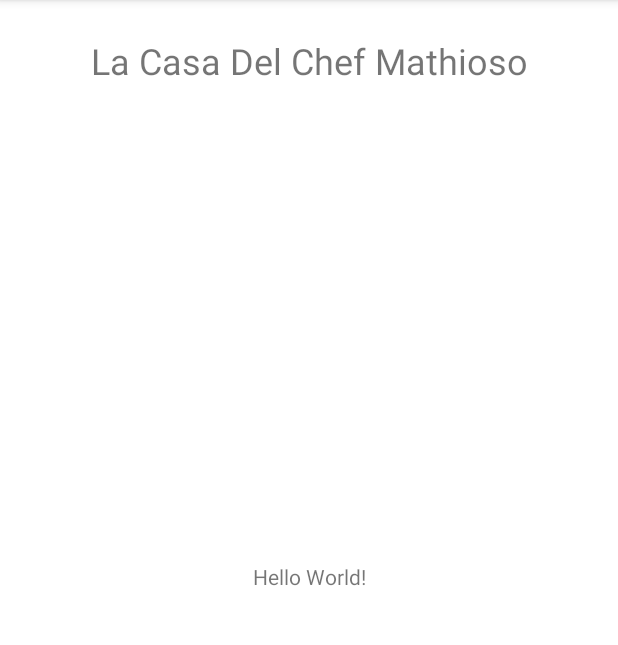
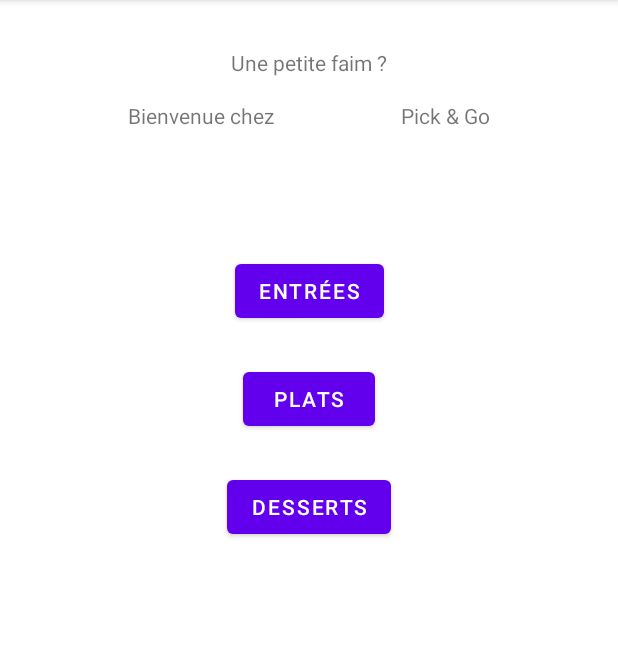
Before and after one commit to MathiasBoillot/AndroidERestaurant, an Android app: the screen it shows after launch (MainActivity before the commit, HomeActivity after it), on a phone screen of 412 x 824 dp, the part 84-729 px from its top. Run offline under Robolectric (Android 15) with nearby library versions, the phone set to English and light mode, and no system bars.

Commit message:
First visu of the main page

```diff
--- a/app/src/main/AndroidManifest.xml
+++ b/app/src/main/AndroidManifest.xml
@@ -9,7 +9,7 @@
         android:roundIcon="@mipmap/ic_launcher_round"
         android:supportsRtl="true"
         android:theme="@style/Theme.AndroidERestaurant" >
-        <activity android:name=".MainActivity" >
+        <activity android:name=".HomeActivity" >
             <intent-filter>
                 <action android:name="android.intent.action.MAIN" />
 
--- a/app/src/main/java/fr/isen/boillot/androiderestaurant/MainActivity.kt
+++ b/app/src/main/java/fr/isen/boillot/androiderestaurant/HomeActivity.kt
@@ -3,9 +3,9 @@ package fr.isen.boillot.androiderestaurant
 import androidx.appcompat.app.AppCompatActivity
 import android.os.Bundle
 
-class MainActivity : AppCompatActivity() {
+class HomeActivity : AppCompatActivity() {
     override fun onCreate(savedInstanceState: Bundle?) {
         super.onCreate(savedInstanceState)
-        setContentView(R.layout.activity_main)
+        setContentView(R.layout.activity_home)
     }
 }
--- /dev/null
+++ b/app/src/main/res/layout/activity_home.xml
@@ -0,0 +1,69 @@
+<?xml version="1.0" encoding="utf-8"?>
+<androidx.constraintlayout.widget.ConstraintLayout xmlns:android="http://schemas.android.com/apk/res/android"
+    xmlns:app="http://schemas.android.com/apk/res-auto"
+    xmlns:tools="http://schemas.android.com/tools"
+    android:layout_width="match_parent"
+    android:layout_height="match_parent"
+    tools:context=".HomeActivity">
+
+    <TextView
+        android:id="@+id/catch_phrase"
+        android:layout_width="wrap_content"
+        android:layout_height="wrap_content"
+        android:layout_marginTop="32dp"
+        android:text="@string/catch_phrase"
+        app:layout_constraintEnd_toEndOf="parent"
+        app:layout_constraintStart_toStartOf="parent"
+        app:layout_constraintTop_toTopOf="parent" />
+
+    <TextView
+        android:id="@+id/welcome_phrase"
+        android:layout_width="wrap_content"
+        android:layout_height="wrap_content"
+        android:layout_marginTop="16dp"
+        android:text="@string/welcome_phrase"
+        app:layout_constraintEnd_toStartOf="@id/title_app"
+        app:layout_constraintStart_toStartOf="parent"
+        app:layout_constraintTop_toBottomOf="@+id/catch_phrase" />
+
+    <TextView
+        android:id="@+id/title_app"
+        android:layout_width="wrap_content"
+        android:layout_height="wrap_content"
+        android:layout_marginTop="16dp"
+        android:text="@string/title_app"
+        app:layout_constraintEnd_toEndOf="parent"
+        app:layout_constraintStart_toEndOf="@id/welcome_phrase"
+        app:layout_constraintTop_toBottomOf="@+id/catch_phrase" />
+
+    <Button
+        android:id="@+id/button_starter"
+        android:layout_width="wrap_content"
+        android:layout_height="wrap_content"
+        android:layout_marginTop="83dp"
+        android:text="@string/button_starter"
+        app:layout_constraintEnd_toEndOf="parent"
+        app:layout_constraintStart_toStartOf="parent"
+        app:layout_constraintTop_toBottomOf="@+id/welcome_phrase" />
+
+    <Button
+        android:id="@+id/button_main"
+        android:layout_width="wrap_content"
+        android:layout_height="wrap_content"
+        android:layout_marginTop="24dp"
+        android:text="@string/button_main"
+        app:layout_constraintEnd_toEndOf="parent"
+        app:layout_constraintStart_toStartOf="parent"
+        app:layout_constraintTop_toBottomOf="@+id/button_starter" />
+
+    <Button
+        android:id="@+id/button_dessert"
+        android:layout_width="wrap_content"
+        android:layout_height="wrap_content"
+        android:layout_marginTop="24dp"
+        android:text="@string/button_dessert"
+        app:layout_constraintEnd_toEndOf="parent"
+        app:layout_constraintStart_toStartOf="parent"
+        app:layout_constraintTop_toBottomOf="@+id/button_main" />
+
+</androidx.constraintlayout.widget.ConstraintLayout>
--- a/app/src/main/res/layout/activity_main.xml
+++ /dev/null
@@ -1,29 +0,0 @@
-<?xml version="1.0" encoding="utf-8"?>
-<androidx.constraintlayout.widget.ConstraintLayout xmlns:android="http://schemas.android.com/apk/res/android"
-    xmlns:app="http://schemas.android.com/apk/res-auto"
-    xmlns:tools="http://schemas.android.com/tools"
-    android:layout_width="match_parent"
-    android:layout_height="match_parent"
-    tools:context=".MainActivity">
-
-    <TextView
-        android:layout_width="wrap_content"
-        android:layout_height="wrap_content"
-        android:text="Hello World!"
-        app:layout_constraintBottom_toBottomOf="parent"
-        app:layout_constraintLeft_toLeftOf="parent"
-        app:layout_constraintRight_toRightOf="parent"
-        app:layout_constraintTop_toTopOf="parent" />
-
-    <TextView
-        android:id="@+id/textView"
-        android:layout_width="wrap_content"
-        android:layout_height="wrap_content"
-        android:layout_marginTop="24dp"
-        android:text="La Casa Del Chef Mathioso"
-        android:textSize="24sp"
-        app:layout_constraintEnd_toEndOf="parent"
-        app:layout_constraintStart_toStartOf="parent"
-        app:layout_constraintTop_toTopOf="parent" />
-
-</androidx.constraintlayout.widget.ConstraintLayout>
--- a/app/src/main/res/values/strings.xml
+++ b/app/src/main/res/values/strings.xml
@@ -1,3 +1,9 @@
 <resources>
     <string name="app_name">AndroidERestaurant</string>
+    <string name="catch_phrase">Une petite faim ?</string>
+    <string name="welcome_phrase">Bienvenue chez </string>
+    <string name="title_app">Pick &amp; Go</string>
+    <string name="button_starter">Entrées</string>
+    <string name="button_main">Plats</string>
+    <string name="button_dessert">Desserts</string>
 </resources>
```
